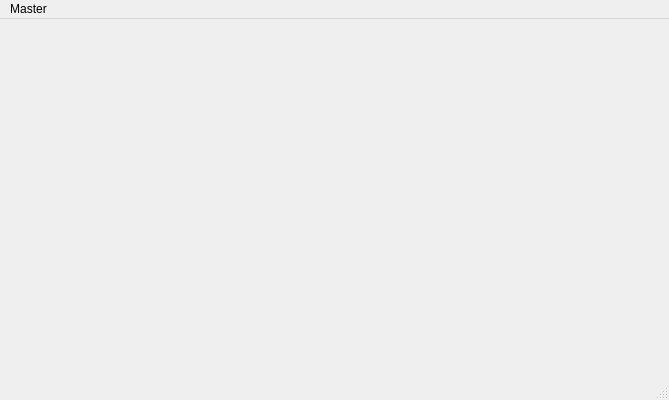
The window that halaman_admin.ui (salsabilarhdsy/inventaris_cpp) describes before a commit, drawn with Qt 5.
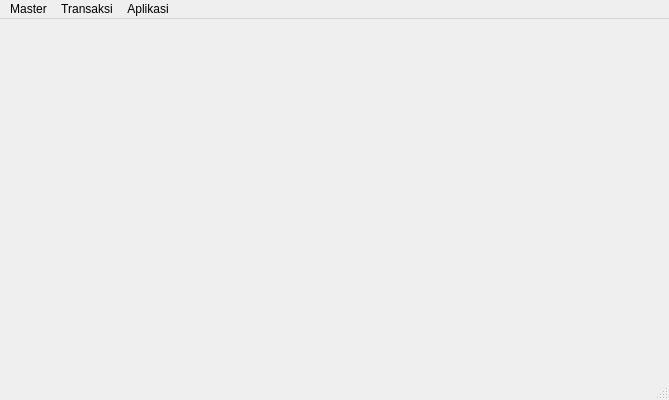
The same window after the commit.

Commit message: Update: menu, barang masuk, peminjamanbrg ui.

What changed in the file:
```diff
--- a/halaman_admin.ui
+++ b/halaman_admin.ui
@@ -30,8 +30,27 @@
     <addaction name="separator"/>
     <addaction name="actionSupplier"/>
     <addaction name="separator"/>
+    <addaction name="actionStok_Barang"/>
+   </widget>
+   <widget class="QMenu" name="menuAplikasi">
+    <property name="title">
+     <string>Aplikasi</string>
+    </property>
+    <addaction name="actionKeluar"/>
+   </widget>
+   <widget class="QMenu" name="menuTransaksi">
+    <property name="title">
+     <string>Transaksi</string>
+    </property>
+    <addaction name="actionBarang_Masuk"/>
+    <addaction name="separator"/>
+    <addaction name="actionBarang_Keluar"/>
+    <addaction name="separator"/>
+    <addaction name="actionPeminjaman_Barang"/>
    </widget>
    <addaction name="menujxnjs"/>
+   <addaction name="menuTransaksi"/>
+   <addaction name="menuAplikasi"/>
   </widget>
   <widget class="QStatusBar" name="statusbar"/>
   <action name="actionSupplier">
```
Left out of the diff: 32 changed lines with no effect on the pictures. The commit also changes 21 other files.
